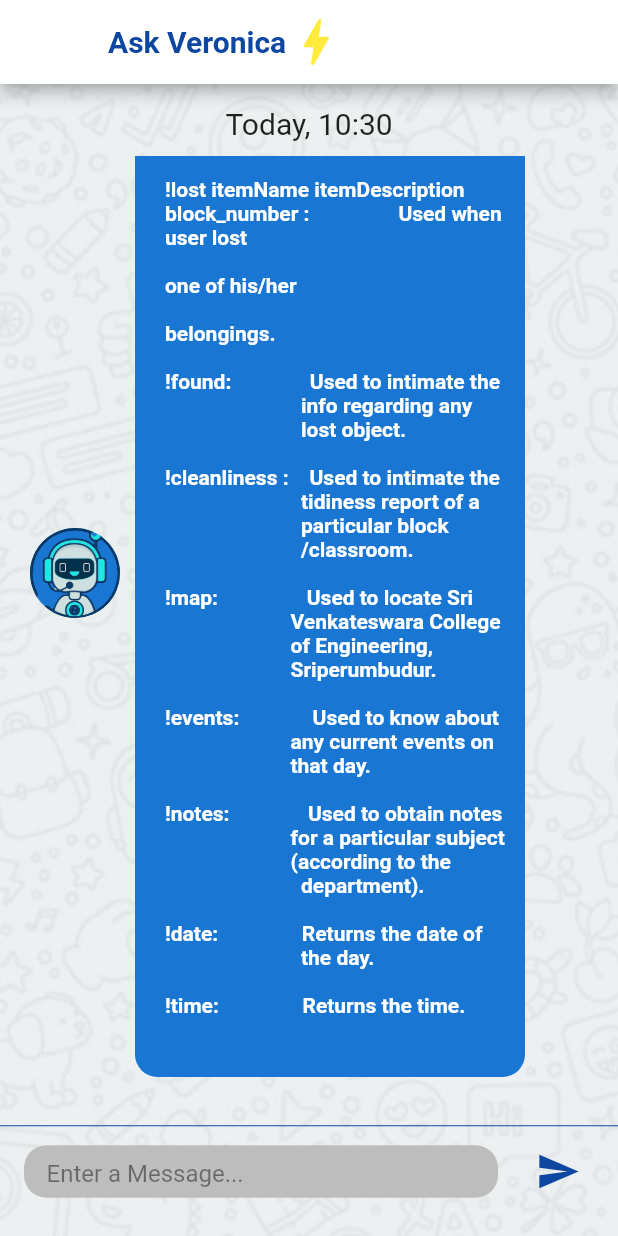
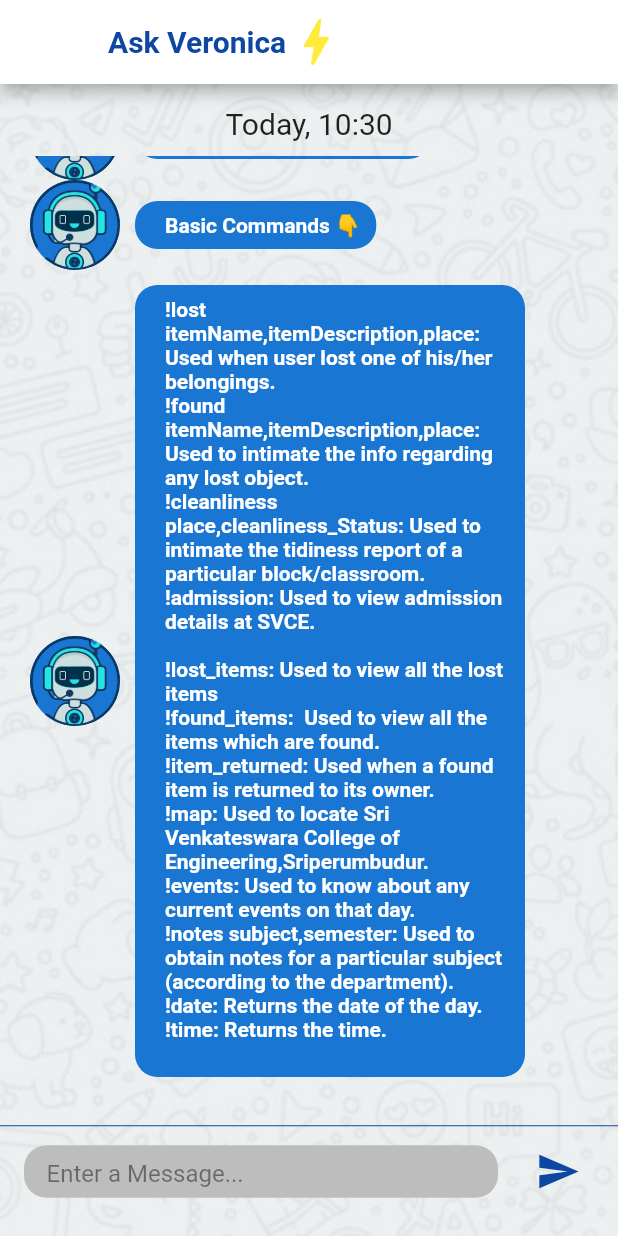
Before and after one commit to KISHOREMUTHU/SVCE-Digital, a Flutter app: the screen it shows once a user with an empty profile is signed in, in the side drawer, after a tap on "Ask Veronica", on a phone screen of 412 x 824 dp. Run offline on Flutter 3.47's test engine with Material 2 defaults, Android fonts, the phone set to English and light mode, and no system bars; drawn by our look-alikes of bubble; our stand-ins replace carousel_pro, cloud_firestore, firebase_auth, firebase_core, font_awesome_flutter, google_sign_in and 2 more; accounts and stored records are empty.

Commit message:
Finishing Touches for code

```diff
--- a/lib/chatbot/lost_found.dart
+++ b/lib/chatbot/lost_found.dart
@@ -1,85 +1,66 @@
 import 'classes.dart';
 import 'json.dart';
 
-
-
-
-List lostitems = [],founditems = [Item("watch","brown colour","3"),Item("bag","brown colour","3"),Item("wallet","black colour","2")];
+List lostitems = [], founditems = [];
 List coordinators = [];
 var i = 0;
 
-void addCoordinators()
-{
-  for(i = 0;i<places.length;++i)
-  {
-    coordinators.add(Coordinator(places[i]["Lost_Found Co-ordinator"],places[i]["Lost_Found Co-ordinator Mobile No"],places[i]["Place"]));
+void addCoordinators() {
+  for (i = 0; i < places.length; ++i) {
+    coordinators.add(Coordinator(places[i]["Lost_Found Co-ordinator"],
+        places[i]["Lost_Found Co-ordinator Mobile No"], places[i]["Place"]));
+  }
 }
 
-}
-
-
-
-
-
-void refreshLostitems()
-{
-  for(var i = 0;i<lostitems.length;++i)
-    {
-      if(lostitems[i].isReturned)
-        {
+void refreshLostitems() {
+  for (var i = 0; i < lostitems.length; ++i) {
+    if (lostitems[i].isReturned) {
       founditems.add(lostitems[i]);
       lostitems.removeAt(i);
     }
   }
 }
 
-bool checkFounditems(item)
-{
+bool checkFounditems(item) {
   refreshLostitems();
-  for(var i = 0;i<founditems.length;++i)
-    {
-      if(item.itemName == founditems[i].itemName && item.description == founditems[i].description && item.block == founditems[i].block)
-        return true;
-
+  for (var i = 0; i < founditems.length; ++i) {
+    if (item.itemName == founditems[i].itemName &&
+        item.description == founditems[i].description &&
+        item.block == founditems[i].block) return true;
   }
   return false;
 }
-void addFounditem(item)
-{
-  founditems.add(Item(item.itemName,item.description,item.block));
+
+void addFounditem(item) {
+  founditems.add(Item(item.itemName, item.description, item.block));
 }
 
-
-bool updateFounditem(item)
-{
-  for(var i = 0;i<founditems.length;++i)
-  {
-    if(item.itemName == founditems[i].itemName && item.description == founditems[i].description && item.block == founditems[i].block)
-      {
+bool updateFounditem(item) {
+  for (var i = 0; i < founditems.length; ++i) {
+    if (item.itemName == founditems[i].itemName &&
+        item.description == founditems[i].description &&
+        item.block == founditems[i].block) {
       founditems[i].isReturned = true;
       return true;
     }
     return false;
-
   }
 }
 
-
-List viewLostitems()
-{
+List viewLostitems() {
   var lost_items = [];
-  for(var i = 0;i<lostitems.length;++i)
-    {
-      lost_items.add("${lostitems[i].itemName},${lostitems[i].description},${lostitems[i].place}");
+  for (var i = 0; i < lostitems.length; ++i) {
+    lost_items.add(
+        "${lostitems[i].itemName},${lostitems[i].description},${lostitems[i].place}");
   }
   return lost_items;
 }
-List viewFounditems()
-{
+
+List viewFounditems() {
   var found_items = [];
-  for(var i = 0;i<founditems.length;++i)
-  {
-    found_items.add("${founditems[i].itemName},${founditems[i].description},${founditems[i].place}");
+  for (var i = 0; i < founditems.length; ++i) {
+    found_items.add(
+        "${founditems[i].itemName},${founditems[i].description},${founditems[i].place}");
   }
   return found_items;
 }
--- a/lib/chatbot/start.dart
+++ b/lib/chatbot/start.dart
@@ -1,17 +1,16 @@
 import 'package:bubble/bubble.dart';
+import 'package:ease_the_error/chatbot/classes.dart';
 import 'package:ease_the_error/chatbot/cleanliness.dart';
+import 'package:ease_the_error/chatbot/lost_found.dart';
+import 'package:ease_the_error/chatbot/welcome.dart';
 import 'package:flutter/material.dart';
 import 'package:intl/intl.dart';
-//import 'package:untitled/cleanliness.dart';
 import 'package:webview_flutter/webview_flutter.dart';
 
 import 'botcommands.dart';
-import 'classes.dart';
-import 'lost_found.dart';
-import 'welcome.dart';
 
 class MyHomePage extends StatefulWidget {
-//  MyHomePage({Key key, this.title}) : super(key: key);
+  MyHomePage({Key key, this.title}) : super(key: key);
 
 // This widget is the home page of your application. It is stateful, meaning
 // that it has a State object (defined below) that contains fields that affect
@@ -21,6 +20,8 @@ class MyHomePage extends StatefulWidget {
 // case the title) provided by the parent (in this case the App widget) and
 // used by the build method of the State. Fields in a Widget subclass are
 // always marked "final".
+
+  final String title;
 
   @override
   _MyHomePageState createState() => _MyHomePageState();
@@ -33,7 +34,6 @@ class _MyHomePageState extends State<MyHomePage> {
   @override
   void initState() {
     // TODO: implement initState
-
     var value = welcomeMsg();
     setState(() {
       messsages.insert(0, {
@@ -47,7 +47,12 @@ class _MyHomePageState extends State<MyHomePage> {
         "message": value[1],
       });
     });
-
+    setState(() {
+      messsages.insert(0, {
+        "data": 0,
+        "message": value[2],
+      });
+    });
     addCoordinators();
     addcleanlinessCoordinators();
     super.initState();
@@ -58,18 +63,16 @@ class _MyHomePageState extends State<MyHomePage> {
     var msg, i, ind;
     if (query.startsWith("!lost") && query.split(',').length == 3) {
       List lostData = query.substring(6).split(',');
-      print(lostData);
       lostitems.add(Item(lostData[0], lostData[1], lostData[2]));
       for (i = 0; i < coordinators.length; ++i) {
-        if (coordinators[i].place == lostData[2]) {
+        if (coordinators[i].place.toString().toLowerCase() ==
+            lostData[2].toString().toLowerCase()) {
           ind = i;
           break;
         }
       }
-
       if (!checkFounditems(lostitems.last)) {
         msg = "Details Noted. Please convey this to";
-
         setState(() {
           messsages.insert(0, {
             "data": 0,
@@ -88,10 +91,8 @@ class _MyHomePageState extends State<MyHomePage> {
         });
         lostitems.removeLast();
       }
-      print(lostitems);
     } else if (query.startsWith("!found") && query.split(',').length == 3) {
       List foundData = query.substring(7).split(',');
-      print(foundData);
       var item = Item(foundData[0], foundData[1], foundData[2]);
       for (i = 0; i < coordinators.length; ++i) {
         if (coordinators[i].place == foundData[2]) {
@@ -111,9 +112,9 @@ class _MyHomePageState extends State<MyHomePage> {
     } else if (query.startsWith("!cleanliness") &&
         query.split(',').length == 2) {
       List cleanData = query.substring(13).split(',');
-      print(cleanData);
       for (i = 0; i < cleanliness_coordinators.length; ++i) {
-        if (cleanliness_coordinators[i].place == cleanData[0]) {
+        if (cleanliness_coordinators[i].place.toString().toLowerCase() ==
+            cleanData[0].toString().toLowerCase()) {
           ind = i;
           break;
         }
@@ -130,7 +131,6 @@ class _MyHomePageState extends State<MyHomePage> {
     } else if (query.startsWith("!item_returned") &&
         query.split(',').length == 3) {
       List retData = query.substring(15).split(',');
-      print(retData);
       var item = Item(retData[0], retData[1], retData[2]);
       if (updateFounditem(item)) {
         setState(() {
@@ -161,7 +161,6 @@ class _MyHomePageState extends State<MyHomePage> {
       var items = viewFounditems(), v;
       for (var i = 0; i < items.length; ++i) {
         v = items[i].split(",");
-
         setState(() {
           messsages.insert(0, {
             "data": 0,
@@ -182,19 +181,6 @@ class _MyHomePageState extends State<MyHomePage> {
                     ),
                   )));
     } else if (query == "!admission") {
-      Navigator.push(
-          context,
-          MaterialPageRoute(
-              builder: (context) => SizedBox.fromSize(
-                    size: Size(100, 1000),
-                    child: WebView(
-                      initialUrl:
-                          "https://www.svce.ac.in/admission/programs-offered/",
-                      javascriptMode: JavascriptMode.unrestricted,
-                    ),
-                  )));
-    } else if (query.startsWith("!notes") && query.split(',').length == 2) {
-      List details = query.substring(7).split(',');
       Navigator.push(
           context,
           MaterialPageRoute(
--- a/lib/chatbot/welcome.dart
+++ b/lib/chatbot/welcome.dart
@@ -2,46 +2,24 @@ import 'package:firebase_auth/firebase_auth.dart';
 
 List welcomeMsg() {
   final User user = FirebaseAuth.instance.currentUser;
-  String wlcum = "Welcome ${user.displayName}, I am Welcome :)";
+  String wlcum = "Welcome ${user.displayName}, I am Veronica :)";
 
+  String cmnd = "Basic Commands 👇";
   String commands = """
+!lost itemName,itemDescription,place: Used when user lost one of his\/her belongings.
+!found itemName,itemDescription,place: Used to intimate the info regarding any lost object.
+!cleanliness place,cleanliness_Status: Used to intimate the tidiness report of a particular block\/classroom.
+!admission: Used to view admission details at SVCE.
 
-Command         Description
-
-
-!lost itemName itemDescription block_number :                 Used when user lost
-                                                              one of his\/her
-                                                               belongings.
-
-!found:               Used to intimate the
-                          info regarding any
-                          lost object.
-
-!cleanliness :    Used to intimate the
-                          tidiness report of a
-                          particular block
-                          \/classroom.
-
-!map:                 Used to locate Sri
-                        Venkateswara College
-                        of Engineering,
-                        Sriperumbudur.
-
-!events:              Used to know about
-                        any current events on
-                        that day.
-
-!notes:               Used to obtain notes
-                        for a particular subject
-                        (according to the
-                          department).
-
-!date:                Returns the date of
-                          the day.
-
-!time:                Returns the time.
-
+!lost_items: Used to view all the lost items
+!found_items:  Used to view all the items which are found.
+!item_returned: Used when a found item is returned to its owner.
+!map: Used to locate Sri Venkateswara College of Engineering,Sriperumbudur.
+!events: Used to know about any current events on that day.
+!notes subject,semester: Used to obtain notes for a particular subject (according to the department).
+!date: Returns the date of the day.
+!time: Returns the time.
 """;
 
-  return [wlcum, commands];
+  return [wlcum, cmnd, commands];
 }
--- a/lib/signup.dart
+++ b/lib/signup.dart
@@ -1,5 +1,5 @@
 import 'package:ease_the_error/google_sign_in.dart';
-import 'package:firebase_auth/firebase_auth.dart';
+//import 'package:firebase_auth/firebase_auth.dart';
 import 'package:flutter/cupertino.dart';
 import 'package:flutter/material.dart';
 import 'package:font_awesome_flutter/font_awesome_flutter.dart';
@@ -13,9 +13,6 @@ class SignInWidget extends StatefulWidget {
 }
 
 class _SignInWidgetState extends State<SignInWidget> {
-  String _email, _password;
-  final auth = FirebaseAuth.instance;
-
   @override
   Widget build(BuildContext context) {
     return Scaffold(
```
Also changed, not shown: lib/chatbot/botcommands.dart (+43 -32 lines). Lines whose indentation alone changed are shown as unchanged.
